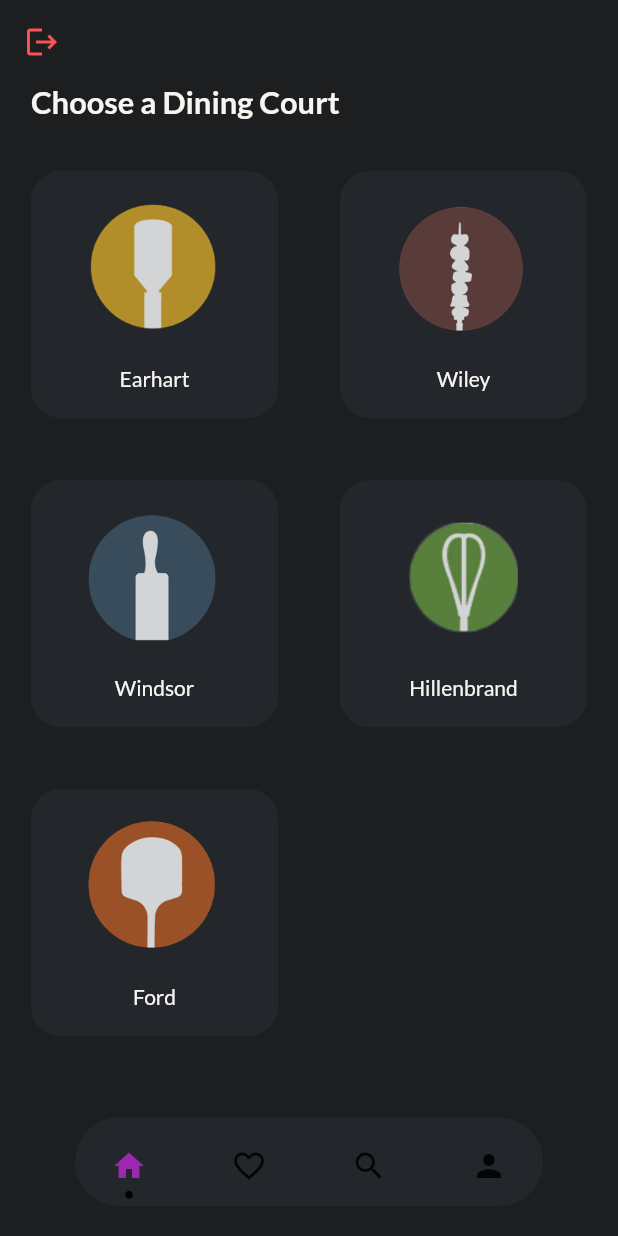
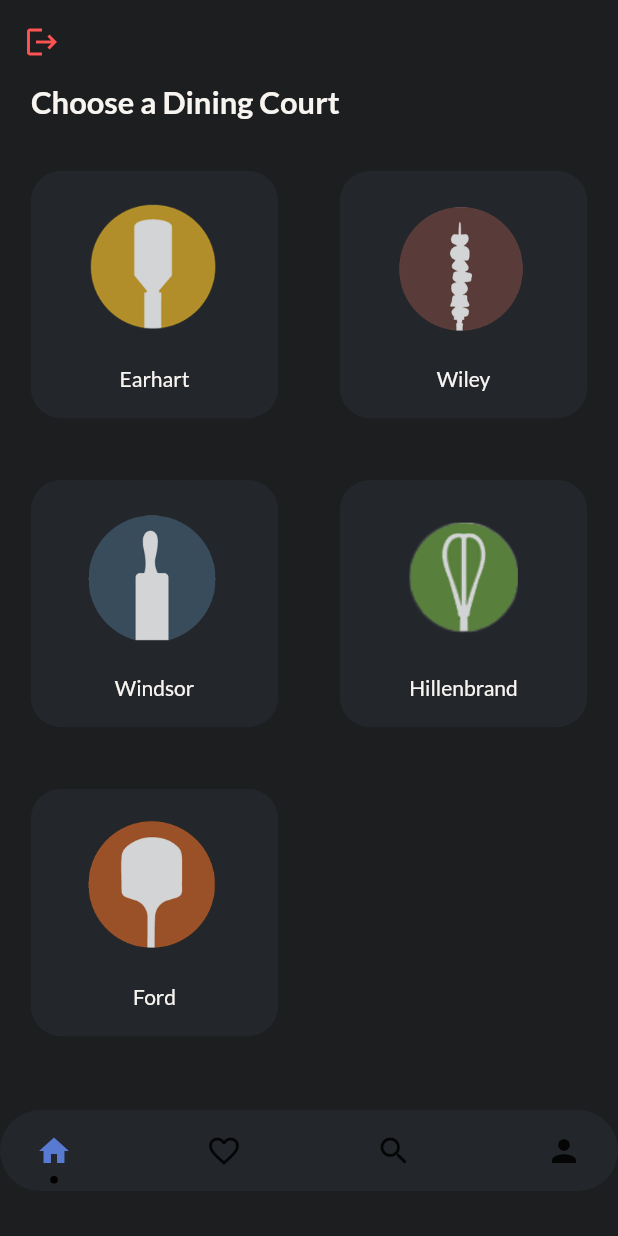
Before and after one commit to Swipe-Swap/SwipeSwapFrontend, a Flutter app: the Swaps screen opened by its route, on a phone screen of 412 x 824 dp. Run offline on Flutter 3.47's test engine with Material 2 defaults, Android fonts, the phone set to English and light mode, and no system bars; drawn by our look-alikes of dot_navigation_bar; our stand-ins replace animated_text_kit, cloud_firestore, firebase_auth, firebase_core, flutter_dotenv, google_fonts and 2 more; missing offline and left inert: map_location_picker, validatorless; accounts and stored records are empty.

Commit message:
nav bar v1

```diff
--- a/swipeswap/lib/screens/swaps.dart
+++ b/swipeswap/lib/screens/swaps.dart
@@ -4,7 +4,6 @@ import 'package:swipeswap/screens/pendingOrder.dart';
 import 'package:swipeswap/services/auth.dart';
 import 'package:swipeswap/utils/constants.dart';
 import 'package:swipeswap/widgets/dining_court.dart';
-import 'package:sizer/sizer.dart';
 import 'package:dot_navigation_bar/dot_navigation_bar.dart';
 
 /// Main application page
@@ -21,36 +20,52 @@ class _SwapsState extends State<Swaps> {
     return SafeArea(
       child: Scaffold(
         extendBody: true,
-        bottomNavigationBar: DotNavigationBar(
+        bottomNavigationBar: Padding(
+          padding: const EdgeInsets.only(bottom: 30.0),
+          child: Container(
+            child: DotNavigationBar(
+              paddingR: EdgeInsets.only(bottom: 5, top: 5),
+              marginR: EdgeInsets.all(0),
               backgroundColor: kAccentColor1,
               currentIndex: 0,
               onTap: (p0) {},
               dotIndicatorColor: Colors.black,
+              boxShadow: const [],
               // enableFloatingNavBar: false
               items: [
                 DotNavigationBarItem(
-              icon: Icon(Icons.home),
-              selectedColor: Colors.purple,
+                  icon: const Icon(
+                    Icons.home,
+                  ),
+                  selectedColor: kAccentColor3,
                 ),
 
                 /// Likes
                 DotNavigationBarItem(
-              icon: Icon(Icons.favorite_border),
+                  icon: Icon(
+                    Icons.favorite_border,
+                  ),
                   selectedColor: Colors.pink,
                 ),
 
                 /// Search
                 DotNavigationBarItem(
-              icon: Icon(Icons.search),
+                  icon: Icon(
+                    Icons.search,
+                  ),
                   selectedColor: Colors.orange,
                 ),
 
                 /// Profile
                 DotNavigationBarItem(
-              icon: Icon(Icons.person),
+                  icon: Icon(
+                    Icons.person,
+                  ),
                   selectedColor: Colors.teal,
                 ),
               ],
+            ),
+          ),
         ),
         appBar: AppBar(
           leading: GestureDetector(
--- a/swipeswap/lib/utils/constants.dart
+++ b/swipeswap/lib/utils/constants.dart
@@ -132,4 +132,4 @@ const Color kPrimaryColor2 = Color(0xFFF8F5F1);
 const Color kSecondaryColor = Color(0xFFF8A488);
 const Color kAccentColor1 = Color(0xFF23262b);
 const Color kAccentColor2 = Color(0xFF22C39A);
-const Color kAccentColor3 = Color(0xFFDB5757);
+const Color kAccentColor3 = Color(0xFF587ad1);
```
Lines whose indentation alone changed are shown as unchanged.
